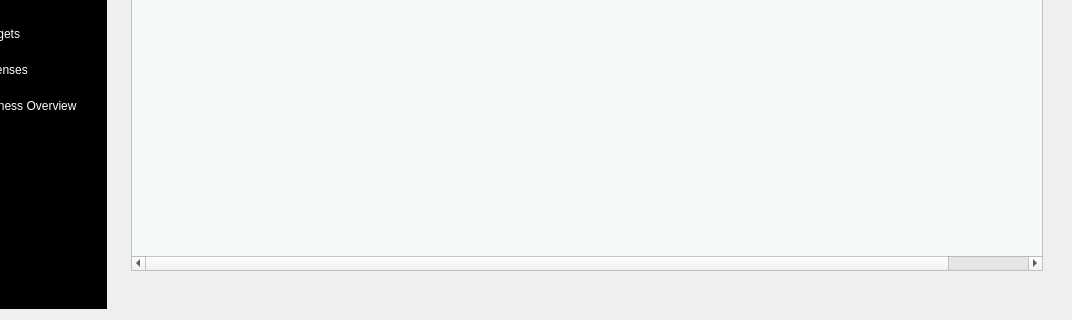
First picture: the form in ui_files/index.ui, repository Diamondman51/students_management, before the edit; both pictures show x 159 to 1231 and y 563 to 883 of the 1231 by 883 pixel window.
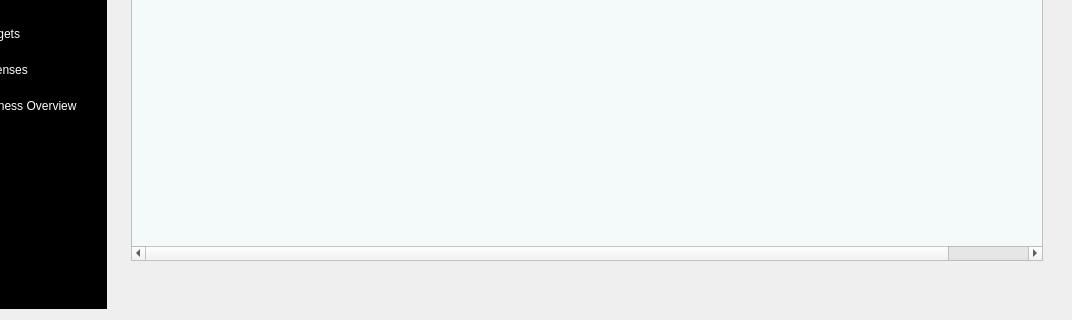
Second picture: the form after the edit. Icons and pictures are not drawn.

The edit to the form file:
```diff
--- a/ui_files/index.ui
+++ b/ui_files/index.ui
@@ -1597,7 +1597,7 @@
                   <property name="sizeHint" stdset="0">
                    <size>
                     <width>40</width>
-                    <height>20</height>
+                    <height>30</height>
                    </size>
                   </property>
                  </spacer>
@@ -1613,7 +1613,7 @@
                   <property name="sizeHint" stdset="0">
                    <size>
                     <width>40</width>
-                    <height>20</height>
+                    <height>30</height>
                    </size>
                   </property>
                  </spacer>
```
